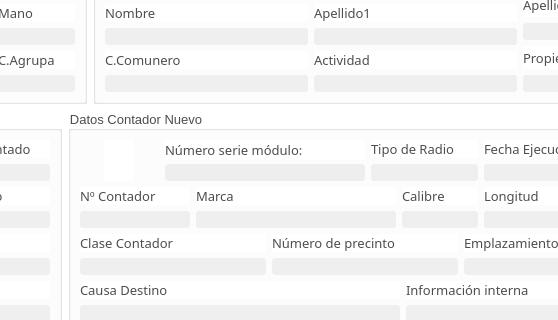
The window that other_task_screen.ui (lreyesm/MiRutaDesktop) describes before a commit, drawn with Qt 5; both pictures show x 578 to 1136 and y 192 to 512 of the 1350 by 700 pixel window.
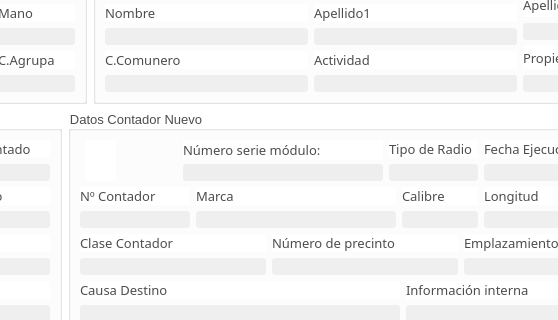
The same window after the commit. Icons and pictures are not drawn. Custom widgets are drawn as their Qt base class.

What changed in the file:
```diff
--- a/other_task_screen.ui
+++ b/other_task_screen.ui
@@ -1865,9 +1865,9 @@
          <property name="geometry">
           <rect>
            <x>0</x>
-           <y>-979</y>
-           <width>1314</width>
-           <height>1494</height>
+           <y>-188</y>
+           <width>1418</width>
+           <height>1664</height>
           </rect>
          </property>
          <layout class="QGridLayout" name="gridLayout_6">
@@ -4048,6 +4048,42 @@
                            </property>
                           </spacer>
                          </item>
+                         <item>
+                          <widget class="QPushButton" name="pb_duplicate_info">
+                           <property name="toolTip">
+                            <string>&lt;html&gt;&lt;head/&gt;&lt;body&gt;&lt;p&gt;Copiar información de contador antiguo&lt;/p&gt;&lt;/body&gt;&lt;/html&gt;</string>
+                           </property>
+                           <property name="text">
+                            <string/>
+                           </property>
+                           <property name="icon">
+                            <iconset resource="assets.qrc">
+                             <normaloff>:/icons/copy.png</normaloff>:/icons/copy.png</iconset>
+                           </property>
+                           <property name="iconSize">
+                            <size>
+                             <width>30</width>
+                             <height>30</height>
+                            </size>
+                           </property>
+                           <property name="flat">
+                            <bool>true</bool>
+                           </property>
+                          </widget>
+                         </item>
+                         <item>
+                          <spacer name="horizontalSpacer_30">
+                           <property name="orientation">
+                            <enum>Qt::Horizontal</enum>
+                           </property>
+                           <property name="sizeHint" stdset="0">
+                            <size>
+                             <width>40</width>
+                             <height>20</height>
+                            </size>
+                           </property>
+                          </spacer>
+                         </item>
                          <item>
                           <layout class="QVBoxLayout" name="verticalLayout_80">
                            <property name="spacing">
```
